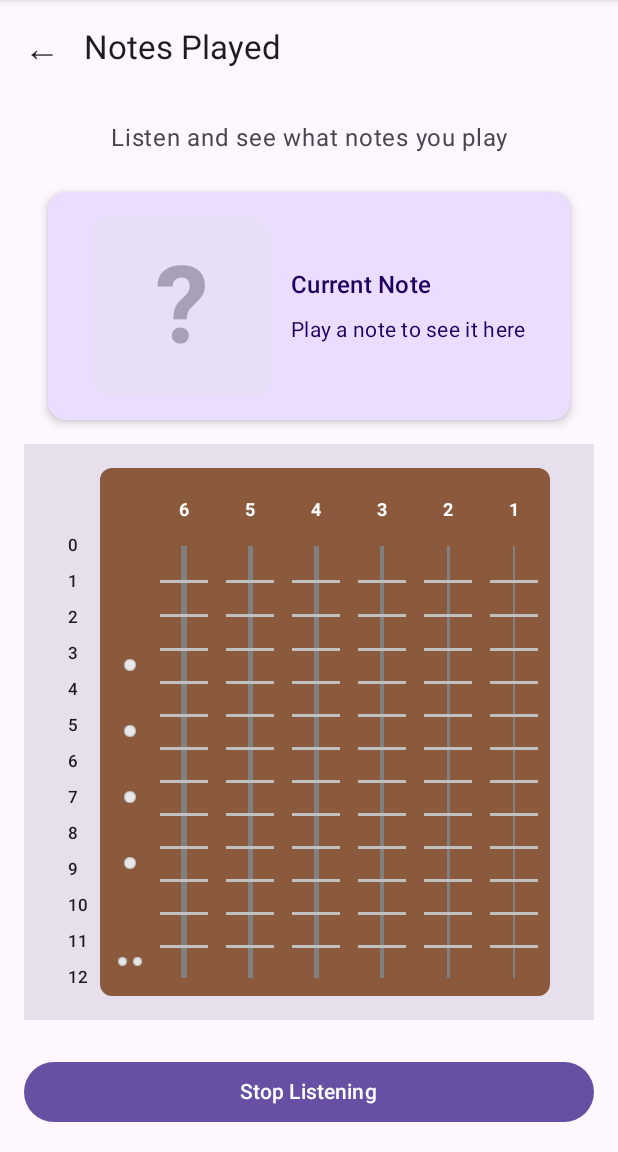
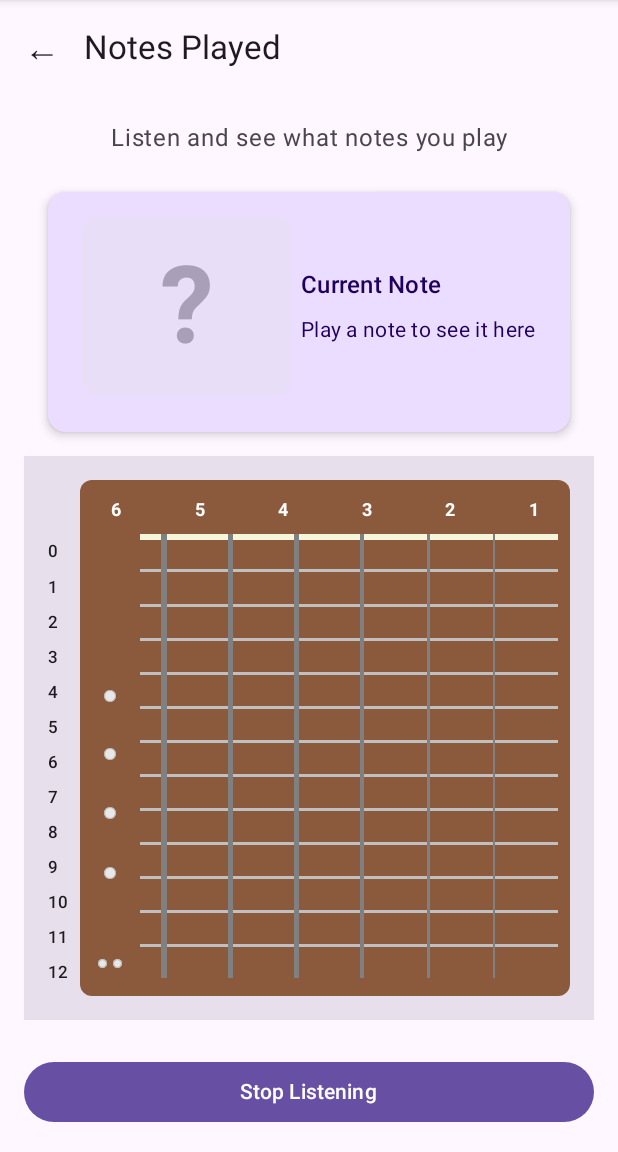
Before and after one commit to tobi01001/android-guitar-notes-learner, an Android app built with Jetpack Compose: the NotesPlayedScreen screen opened through its navigation route, after a tap on "Start Listening", on a phone screen of 412 x 824 dp, the part 84-1236 px from its top. Run offline under Robolectric (Android 15) with nearby library versions, the phone set to English and light mode, and no system bars.

Commit message:
Improve fretboard realism: add nut, full-width fret bars, better positioning
Co-authored-by: tobi01001 <1083336+tobi01001@users.noreply.github.com>

```diff
--- a/app/src/main/java/com/androidguitarnotes/app/notesplayed/FretboardView.kt
+++ b/app/src/main/java/com/androidguitarnotes/app/notesplayed/FretboardView.kt
@@ -23,6 +23,7 @@ private const val GUITAR_STRINGS = 6
 // Realistic fretboard colors
 private val FRETBOARD_WOOD_COLOR = Color(0xFF8B5A3C) // Rosewood brown
 private val FRET_BAR_COLOR = Color(0xFFC0C0C0) // Silver/metal
+private val NUT_COLOR = Color(0xFFF5F5DC) // Beige/bone color for nut (fret 0)
 private val STRING_COLOR = Color(0xFF808080) // Steel grey
 
 /**
@@ -37,6 +38,7 @@ private val STRING_COLOR = Color(0xFF808080) // Steel grey
  * @param maxFret The maximum fret number to display (default is 12).
  * @param highlightAlpha The alpha (opacity) value for highlighted notes (0.0 to 1.0).
  * @param isPersisted Whether the note is persisted (no longer actively detected).
+ * @param targetStringNumber If specified, only highlight notes on this string (for practice mode).
  * @param modifier Modifier to be applied to the fretboard container.
  */
 @Composable
@@ -46,15 +48,28 @@ fun FretboardView(
     maxFret: Int = 12,
     highlightAlpha: Float = 1.0f,
     isPersisted: Boolean = false,
+    targetStringNumber: Int? = null,
     modifier: Modifier = Modifier,
 ) {
     val highlightedPositions =
         if (detectedNoteWithOctave != null) {
             // Use octave-sensitive detection if available
-            FretboardHelper.findPositionsForNoteWithOctave(detectedNoteWithOctave, maxFret)
+            val positions = FretboardHelper.findPositionsForNoteWithOctave(detectedNoteWithOctave, maxFret)
+            // Filter by target string if specified (for practice mode)
+            if (targetStringNumber != null) {
+                positions.filter { it.stringNumber == targetStringNumber }
+            } else {
+                positions
+            }
         } else if (detectedNote != null) {
             // Fall back to note name only
-            FretboardHelper.findPositionsForNote(detectedNote, maxFret)
+            val positions = FretboardHelper.findPositionsForNote(detectedNote, maxFret)
+            // Filter by target string if specified (for practice mode)
+            if (targetStringNumber != null) {
+                positions.filter { it.stringNumber == targetStringNumber }
+            } else {
+                positions
+            }
         } else {
             emptyList()
         }
@@ -80,15 +95,45 @@ fun FretboardView(
                     .clip(RoundedCornerShape(8.dp))
                     .background(FRETBOARD_WOOD_COLOR),
         ) {
-            Row(
+            Column(
                 modifier = Modifier.padding(horizontal = 8.dp, vertical = 12.dp),
             ) {
-                // Fret markers (dots) - positioned between strings 3 and 4
+                // String labels
+                Row(
+                    modifier = Modifier.fillMaxWidth(),
+                    horizontalArrangement = Arrangement.SpaceBetween,
+                ) {
+                    for (stringNumber in GUITAR_STRINGS downTo 1) {
+                        Box(
+                            modifier = Modifier.width(32.dp),
+                            contentAlignment = Alignment.Center,
+                        ) {
+                            Text(
+                                text = stringNumber.toString(),
+                                style = MaterialTheme.typography.labelMedium,
+                                fontWeight = FontWeight.Bold,
+                                color = Color.White,
+                            )
+                        }
+                    }
+                }
+
+                Spacer(modifier = Modifier.height(8.dp))
+
+                // Fretboard with strings, frets, and notes
+                Box {
+                    // Fret markers (dots) on the left side between strings 3 and 4
+                    Row {
                         FretMarkers(maxFret = maxFret)
 
                         Spacer(modifier = Modifier.width(8.dp))
 
-                // Strings and frets
+                        // Strings, fret bars, and note markers
+                        Box {
+                            // Fret bars crossing all strings
+                            FretBars(maxFret = maxFret)
+
+                            // Strings and note markers
                             Row(
                                 horizontalArrangement = Arrangement.spacedBy(12.dp),
                             ) {
@@ -101,6 +146,9 @@ fun FretboardView(
                                         highlightAlpha = highlightAlpha,
                                         isPersisted = isPersisted,
                                     )
+                                }
+                            }
+                        }
                     }
                 }
             }
@@ -171,7 +219,50 @@ private fun MarkerDot(
 }
 
 /**
- * Displays fret numbers on the left side of the fretboard.
+ * Displays fret bars crossing the entire neck.
+ */
+@Composable
+private fun FretBars(
+    maxFret: Int,
+    modifier: Modifier = Modifier,
+) {
+    Column(
+        modifier =
+            modifier
+                .fillMaxWidth(),
+        verticalArrangement = Arrangement.SpaceEvenly,
+    ) {
+        for (fret in 0..maxFret) {
+            Box(
+                modifier = Modifier.weight(1f),
+                contentAlignment = Alignment.TopCenter,
+            ) {
+                if (fret == 0) {
+                    // Nut at fret 0 (thicker, bone/plastic color)
+                    Box(
+                        modifier =
+                            Modifier
+                                .fillMaxWidth()
+                                .height(4.dp)
+                                .background(NUT_COLOR),
+                    )
+                } else {
+                    // Metal fret bars
+                    Box(
+                        modifier =
+                            Modifier
+                                .fillMaxWidth()
+                                .height(2.dp)
+                                .background(FRET_BAR_COLOR),
+                    )
+                }
+            }
+        }
+    }
+}
+
+/**
+ * Displays fret numbers on the left side of the fretboard, aligned with fret bars.
  */
 @Composable
 private fun FretNumbers(
@@ -188,7 +279,7 @@ private fun FretNumbers(
         for (fret in 0..maxFret) {
             Box(
                 modifier = Modifier.weight(1f),
-                contentAlignment = Alignment.Center,
+                contentAlignment = Alignment.TopCenter,
             ) {
                 Text(
                     text = fret.toString(),
@@ -203,7 +294,7 @@ private fun FretNumbers(
 }
 
 /**
- * Displays a single string with its frets.
+ * Displays a single string with note markers at fret intersections.
  */
 @Composable
 private fun StringColumn(
@@ -239,31 +330,13 @@ private fun StringColumn(
                 Modifier
                     .width(stringWidth)
                     .fillMaxHeight()
-                    .padding(top = 40.dp)
                     .background(STRING_COLOR),
         )
 
+        // Note markers at fret intersections
         Column(
             modifier = Modifier.fillMaxHeight(),
             horizontalAlignment = Alignment.CenterHorizontally,
-        ) {
-            // String label
-            Text(
-                text = stringNumber.toString(),
-                style = MaterialTheme.typography.labelMedium,
-                fontWeight = FontWeight.Bold,
-                color = Color.White,
-                modifier =
-                    Modifier
-                        .height(32.dp)
-                        .wrapContentHeight(Alignment.CenterVertically),
-            )
-
-            Spacer(modifier = Modifier.height(8.dp))
-
-            // Frets with fret bars
-            Column(
-                modifier = Modifier.weight(1f),
             verticalArrangement = Arrangement.SpaceEvenly,
         ) {
             for (fret in 0..maxFret) {
@@ -274,28 +347,15 @@ private fun StringColumn(
 
                 Box(
                     modifier = Modifier.weight(1f),
-                        contentAlignment = Alignment.Center,
+                    contentAlignment = Alignment.TopCenter,
                 ) {
-                        // Fret bar (horizontal metal bar)
-                        if (fret > 0) {
-                            Box(
-                                modifier =
-                                    Modifier
-                                        .fillMaxWidth()
-                                        .height(2.dp)
-                                        .align(Alignment.TopCenter)
-                                        .background(FRET_BAR_COLOR),
-                            )
-                        }
-
-                        // Note marker at string/fret intersection
+                    // Note marker at string/fret intersection (at the fret bar)
                     FretMarker(
                         isHighlighted = isHighlighted,
                         noteName = detectedNote,
                         highlightAlpha = highlightAlpha,
                         isPersisted = isPersisted,
                     )
-                    }
                 }
             }
         }
--- a/app/src/main/java/com/androidguitarnotes/app/notesplayed/NotesPlayedScreen.kt
+++ b/app/src/main/java/com/androidguitarnotes/app/notesplayed/NotesPlayedScreen.kt
@@ -237,6 +237,7 @@ private fun NoteCard(
         modifier =
             modifier
                 .fillMaxWidth()
+                .height(160.dp) // Fixed height to prevent card movement
                 .padding(horizontal = 16.dp),
         colors =
             CardDefaults.cardColors(
@@ -267,11 +268,11 @@ private fun NoteCard(
             verticalAlignment = Alignment.CenterVertically,
             horizontalArrangement = Arrangement.SpaceEvenly,
         ) {
-            // Large note name display with animation
+            // Large note name display with animation - fixed size to prevent jumping
             Box(
                 modifier =
                     Modifier
-                        .size(120.dp)
+                        .size(width = 140.dp, height = 120.dp) // Fixed size to accommodate sharps
                         .graphicsLayer(
                             scaleX = noteScale,
                             scaleY = noteScale,
@@ -300,9 +301,10 @@ private fun NoteCard(
                     Text(
                         text = detectedNote.noteNameWithOctave,
                         style = MaterialTheme.typography.displayLarge,
-                        fontSize = 72.sp,
+                        fontSize = 64.sp, // Slightly smaller to fit sharps better
                         fontWeight = FontWeight.Bold,
                         color = MaterialTheme.colorScheme.onPrimary,
+                        maxLines = 1,
                     )
                 } else {
                     Text(
```
Also changed, not shown: app/src/main/java/com/androidguitarnotes/app/practice/PracticeSessionScreen.kt (+11 -9 lines). Lines whose indentation alone changed are shown as unchanged.
